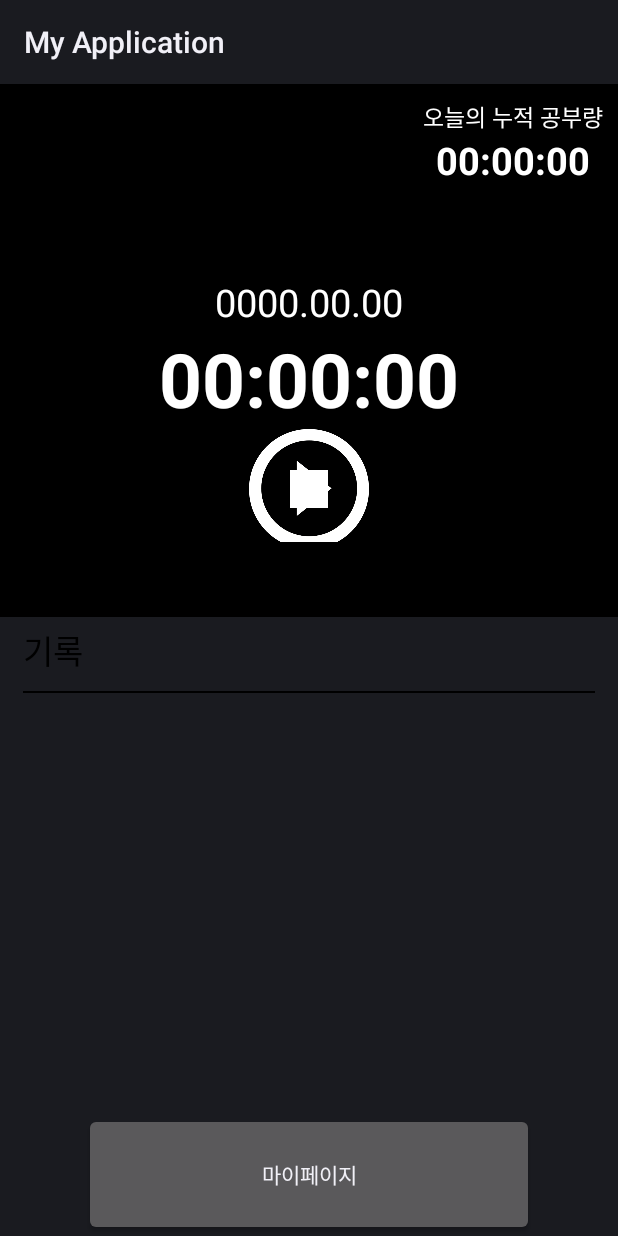
After one commit to wooseok9872/Toy2_front_2021, an Android app: the layout activity_timer.xml on its own in the app's theme, with its tools: preview values and no code run, on a phone screen of 412 x 824 dp. The commit adds this screen. Run offline under Robolectric (Android 15) with nearby library versions, the phone set to English and light mode, and no system bars.

Commit message:
Update frontend

```diff
--- a/app/src/main/AndroidManifest.xml
+++ b/app/src/main/AndroidManifest.xml
@@ -21,10 +21,9 @@
             </intent-filter>
         </activity>
         <activity android:name=".SignupActivity" />
-        <activity android:name=".LoginActivity">
-
-        </activity>
+        <activity android:name=".LoginActivity" />
         <activity android:name=".MypageActivity" />
+        <activity android:name=".TimerActivity" />
     </application>
 
 </manifest>
--- a/app/src/main/java/com/example/myapplication/user/IntroActivity.kt
+++ b/app/src/main/java/com/example/myapplication/user/IntroActivity.kt
@@ -13,7 +13,7 @@ class IntroActivity : AppCompatActivity() {
         var handler = Handler()
         if ((application as MasterApplication).checkIsLogin()) {
             handler.postDelayed({
-                var intent = Intent(this, MypageActivity::class.java)
+                var intent = Intent(this, TimerActivity::class.java)
                 startActivity(intent)
             }, 1000)
         } else {
--- a/app/src/main/java/com/example/myapplication/user/LoginActivity.kt
+++ b/app/src/main/java/com/example/myapplication/user/LoginActivity.kt
@@ -6,6 +6,7 @@ import android.content.Intent
 import androidx.appcompat.app.AppCompatActivity
 import android.os.Bundle
 import android.widget.Toast
+import com.example.myapplication.*
 import kotlinx.android.synthetic.main.activity_login.*
 import retrofit2.Call
 import retrofit2.Callback
@@ -37,7 +38,7 @@ class LoginActivity : AppCompatActivity() {
                         (application as MasterApplication).createRetrofit()
 
                         Toast.makeText(activity, "로그인 하셨습니다.", Toast.LENGTH_LONG).show()
-                        startActivity(Intent(activity, MypageActivity::class.java))
+                        startActivity(Intent(activity, TimerActivity::class.java))
                     } else {
                         Toast.makeText(activity, "가입하지 않은 아이디이거나, 잘못된 비밀번호입니다.", Toast.LENGTH_LONG).show()
                     }
--- /dev/null
+++ b/app/src/main/res/layout/activity_timer.xml
@@ -0,0 +1,127 @@
+<?xml version="1.0" encoding="utf-8"?>
+<LinearLayout xmlns:android="http://schemas.android.com/apk/res/android"
+    xmlns:app="http://schemas.android.com/apk/res-auto"
+    xmlns:tools="http://schemas.android.com/tools"
+    android:layout_width="match_parent"
+    android:layout_height="match_parent"
+    android:orientation="vertical"
+    tools:context=".TimerActivity">
+
+    <LinearLayout
+        android:layout_width="match_parent"
+        android:layout_height="355dp"
+        android:background="#000000"
+        android:orientation="vertical">
+
+        <LinearLayout
+            android:layout_width="wrap_content"
+            android:layout_height="wrap_content"
+            android:padding="10dp"
+            android:layout_gravity="right"
+            android:orientation="vertical">
+
+            <TextView
+                android:layout_width="wrap_content"
+                android:layout_height="wrap_content"
+                android:layout_gravity="center"
+                android:text="오늘의 누적 공부량"
+                android:textSize="15dp"
+                android:textColor="#ffffff" />
+
+            <TextView
+                android:id="@+id/all_time"
+                android:layout_width="wrap_content"
+                android:layout_height="wrap_content"
+                android:layout_gravity="center"
+                android:textSize="25dp"
+                android:textStyle="bold"
+                android:text="00:00:00"
+                android:textColor="#ffffff" />
+        </LinearLayout>
+        <LinearLayout
+            android:layout_width="wrap_content"
+            android:layout_height="wrap_content"
+            android:orientation="vertical"
+            android:padding="50dp"
+            android:layout_gravity="center">
+
+            <TextView
+                android:id="@+id/today"
+                android:layout_width="wrap_content"
+                android:layout_height="wrap_content"
+                android:layout_gravity="center"
+                android:textSize="25dp"
+                android:text="0000.00.00"
+                android:textColor="#ffffff" />
+
+            <TextView
+                android:id="@+id/time"
+                android:layout_width="wrap_content"
+                android:layout_height="wrap_content"
+                android:layout_gravity="center"
+                android:textSize="50dp"
+                android:textStyle="bold"
+                android:text="00:00:00"
+                android:textColor="#ffffff" />
+
+            <RelativeLayout
+                android:layout_width="80dp"
+                android:layout_height="80dp"
+                android:layout_gravity="center">
+
+                <ImageView
+                    android:id="@+id/btn_start"
+                    android:layout_width="80dp"
+                    android:layout_height="80dp"
+                    android:src="@drawable/start" />
+
+                <ImageView
+                    android:id="@+id/btn_stop"
+                    android:layout_width="80dp"
+                    android:layout_height="80dp"
+                    android:src="@drawable/stop" />
+            </RelativeLayout>
+        </LinearLayout>
+    </LinearLayout>
+
+    <TextView
+        android:layout_width="wrap_content"
+        android:layout_height="wrap_content"
+        android:layout_marginLeft="15dp"
+        android:layout_marginTop="5dp"
+        android:layout_marginBottom="5dp"
+        android:text="기록"
+        android:textColor="@color/myBlack"
+        android:textSize="22dp" />
+
+    <View
+        android:layout_width="match_parent"
+        android:layout_height="1dp"
+        android:layout_marginLeft="15dp"
+        android:layout_marginRight="15dp"
+        android:layout_marginTop="5dp"
+        android:background="#000000">
+    </View>
+
+
+    <ScrollView
+        android:layout_width="match_parent"
+        android:layout_height="280dp">
+        <TextView
+            android:id="@+id/recordView"
+            android:layout_width="wrap_content"
+            android:layout_height="wrap_content"
+            android:layout_marginLeft="15dp"
+            android:layout_marginTop="15dp"
+            android:text=""
+            android:textColor="@color/myBlack"
+            android:textSize="22dp" />
+    </ScrollView>
+    <Button
+        android:id="@+id/mypage"
+        android:layout_width="300dp"
+        android:layout_height="match_parent"
+        android:layout_gravity="center"
+        android:text="마이페이지" />
+
+</LinearLayout>
--- a/app/src/main/res/values/colors.xml
+++ b/app/src/main/res/values/colors.xml
@@ -7,4 +7,5 @@
     <color name="teal_700">#FF018786</color>
     <color name="black">#FF000000</color>
     <color name="white">#FFFFFFFF</color>
+    <color name="myBlack">#000000</color>
 </resources>
```
Also changed, not shown: app/src/main/java/com/example/myapplication/timer/TimerActivity.kt (added, +103 -0 lines), app/src/main/res/drawable/start.png (added), app/src/main/res/drawable/stop.png (added).
